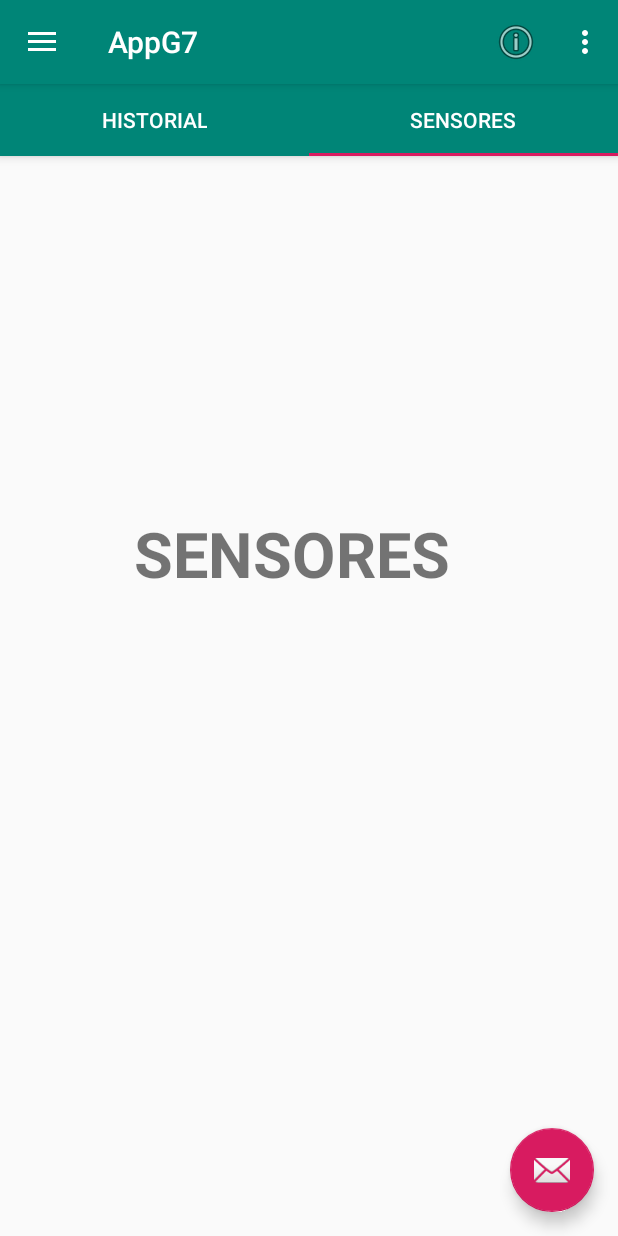
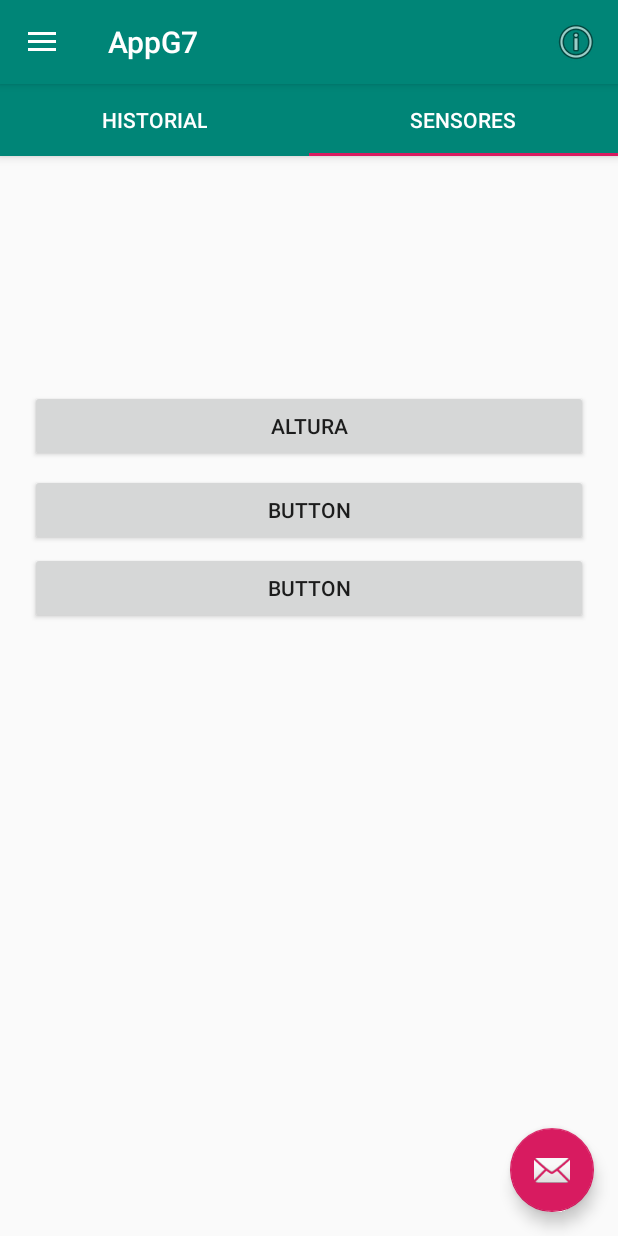
Before and after one commit to Jocarfl/Grupo7_App, an Android app: the screen it shows after launch once a user with an empty profile is signed in (MainActivity), tab 2 chosen, on a phone screen of 412 x 824 dp. Run offline under Robolectric (Android 15) with nearby library versions, the phone set to English and light mode, and no system bars; our stand-ins replace Firebase (no records; nobody signed in at launch, a user with empty details on screens opened directly); libraries missing offline, so code that uses them is left out: com.firebase.ui; 1 statement that could not run was skipped.

Commit message:
Boton preferencias funcionando

```diff
--- a/app/src/main/AndroidManifest.xml
+++ b/app/src/main/AndroidManifest.xml
@@ -15,6 +15,10 @@
             android:theme="@style/AppTheme.NoActionBar">
         </activity>
 
+        <activity android:name=".PreferenciasActivity">
+
+        </activity>
+
         <activity android:name=".AcercaDeActivity"
             android:label="Acerca de ..."
             android:theme="@android:style/Theme.Dialog"/>
--- a/app/src/main/java/grupo7/com/appg7/Fragments04.java
+++ b/app/src/main/java/grupo7/com/appg7/Fragments04.java
@@ -1,5 +1,6 @@
     package grupo7.com.appg7;
 
+import android.annotation.SuppressLint;
 import android.os.Bundle;
 import android.support.v4.app.Fragment;
 import android.view.LayoutInflater;
@@ -8,10 +9,11 @@ import android.view.ViewGroup;
 
 
     public class Fragments04 extends Fragment {
+        @SuppressLint("ResourceType")
         @Override
         public View onCreateView(LayoutInflater inflater, ViewGroup container,
                                  Bundle savedInstanceState) {
             // Inflate the layout for this fragment
-            return inflater.inflate(R.layout.fragment_fragments04, container, false);
+            return inflater.inflate(R.xml.preferencias, container, false);
         }
     }
--- a/app/src/main/java/grupo7/com/appg7/Tab_Sensores_Fragments.java
+++ b/app/src/main/java/grupo7/com/appg7/Tab_Sensores_Fragments.java
@@ -1,5 +1,7 @@
     package grupo7.com.appg7;
 
+import android.content.Intent;
+import android.net.Uri;
 import android.os.Bundle;
 import android.support.v4.app.Fragment;
 import android.view.LayoutInflater;
@@ -14,4 +16,5 @@ import android.view.ViewGroup;
             // Inflate the layout for this fragment
             return inflater.inflate(R.layout.fragment_tab_sensores, container, false);
         }
+
     }
--- a/app/src/main/res/layout/fragment_fragments04.xml
+++ b/app/src/main/res/layout/fragment_fragments04.xml
@@ -14,7 +14,7 @@
         android:layout_marginTop="8dp"
         android:layout_marginEnd="8dp"
         android:layout_marginBottom="8dp"
-        android:text="HERRAMIENTAS"
+        android:text="PREFERENCIAS"
         android:textSize="42dp"
         android:textStyle="bold"
         app:layout_constraintBottom_toBottomOf="parent"
--- a/app/src/main/res/layout/fragment_tab_sensores.xml
+++ b/app/src/main/res/layout/fragment_tab_sensores.xml
@@ -6,19 +6,33 @@
     android:layout_height="match_parent"
     tools:context=".Fragments_Inicio">
 
-    <TextView
-        android:id="@+id/textView3"
-        android:layout_width="234dp"
-        android:layout_height="143dp"
-        android:layout_marginStart="8dp"
-        android:layout_marginTop="8dp"
-        android:layout_marginEnd="8dp"
-        android:layout_marginBottom="8dp"
-        android:text="SENSORES"
-        android:textSize="42dp"
-        android:textStyle="bold"
-        app:layout_constraintBottom_toBottomOf="parent"
+    <Button
+        android:id="@+id/button5"
+        android:layout_width="372dp"
+        android:layout_height="wrap_content"
+        android:layout_marginTop="368dp"
+        android:text="Button"
         app:layout_constraintEnd_toEndOf="parent"
         app:layout_constraintStart_toStartOf="parent"
         app:layout_constraintTop_toTopOf="parent" />
+
+    <Button
+        android:id="@+id/button4"
+        android:layout_width="372dp"
+        android:layout_height="wrap_content"
+        android:layout_marginTop="316dp"
+        android:text="Button"
+        app:layout_constraintEnd_toEndOf="parent"
+        app:layout_constraintStart_toStartOf="parent"
+        app:layout_constraintTop_toTopOf="parent" />
+
+    <Button
+        android:id="@+id/Altura"
+        android:layout_width="372dp"
+        android:layout_height="wrap_content"
+        android:layout_marginTop="260dp"
+        android:text="Altura"
+        app:layout_constraintEnd_toEndOf="parent"
+        app:layout_constraintStart_toStartOf="parent"
+        app:layout_constraintTop_toTopOf="parent"/>
 </android.support.constraint.ConstraintLayout>
--- a/app/src/main/res/menu/activity_main_drawer.xml
+++ b/app/src/main/res/menu/activity_main_drawer.xml
@@ -23,7 +23,7 @@
         <item
             android:id="@+id/nav_manage"
             android:icon="@drawable/ic_menu_manage"
-            android:title="Herramientas" />
+            android:title="Preferencias" />
     </group>
 
     <item android:title="Communicación">
--- a/app/src/main/res/menu/main.xml
+++ b/app/src/main/res/menu/main.xml
@@ -1,11 +1,7 @@
 <?xml version="1.0" encoding="utf-8"?>
 <menu xmlns:android="http://schemas.android.com/apk/res/android"
     xmlns:app="http://schemas.android.com/apk/res-auto">
-    <item
-        android:id="@+id/action_settings"
-        android:orderInCategory="100"
-        android:title="@string/action_settings"
-        app:showAsAction="never" />
+
     <item android:title="Acerca de..."
         android:id="@+id/acercaDe"
         android:icon="@android:drawable/ic_menu_info_details"
```
Also changed, not shown: app/src/main/java/grupo7/com/appg7/MainActivity.java (+28 -4 lines), app/src/main/java/grupo7/com/appg7/PreferenciasActivity.java (added, +14 -0 lines), app/src/main/java/grupo7/com/appg7/PreferenciasFragment.java (added, +12 -0 lines), app/src/main/res/values/array.xml (added, +23 -0 lines), app/src/main/res/xml/preferencias.xml (added, +40 -0 lines).
